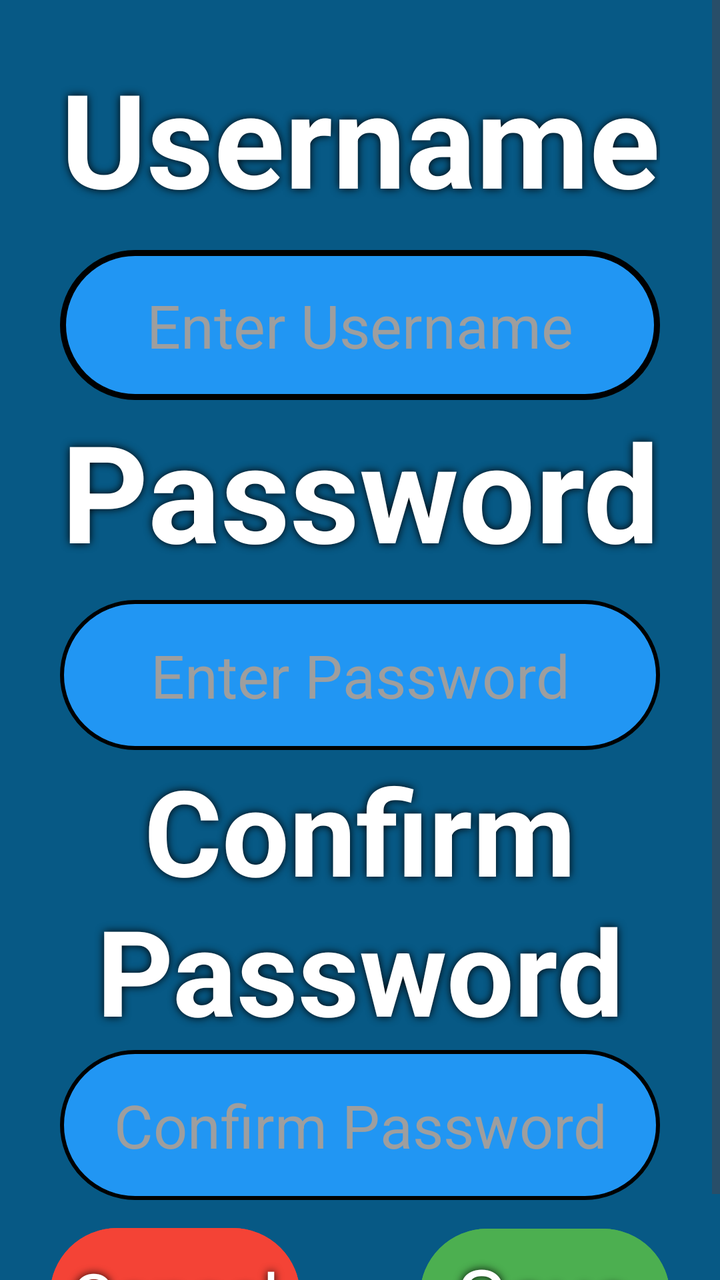
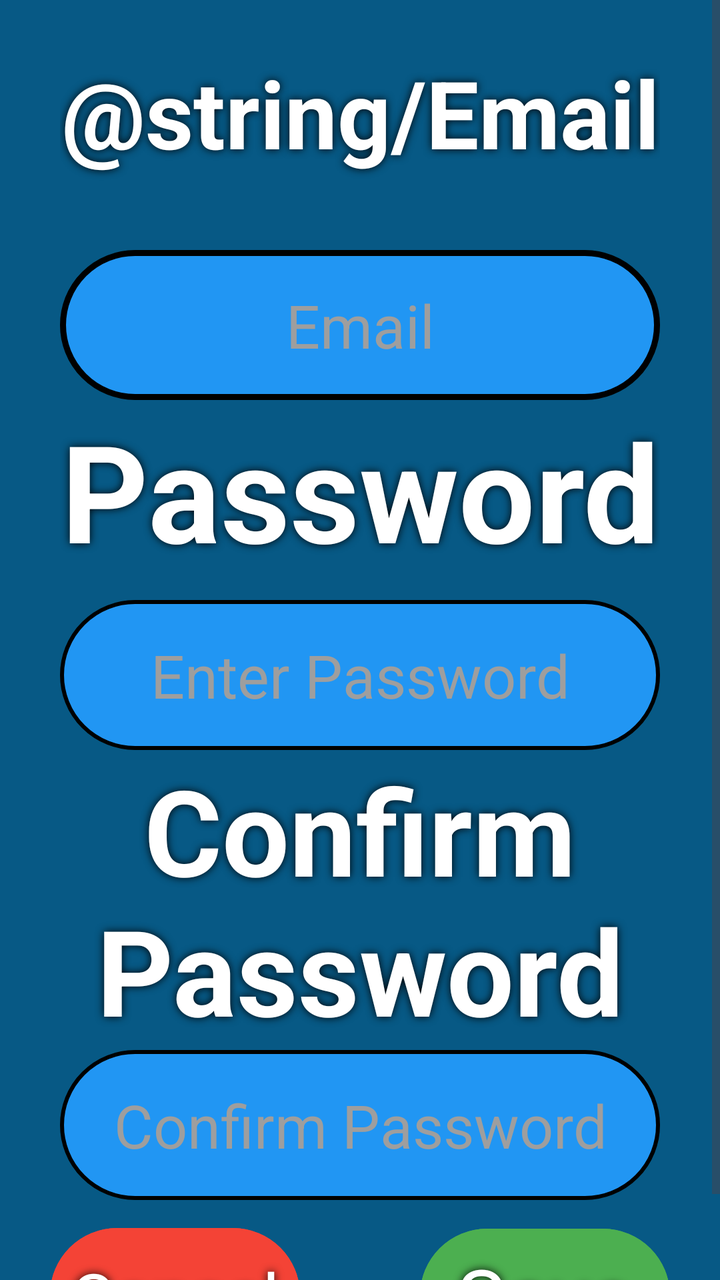

Before-and-after screenshots of an Android layout around one commit, followed by the original layout XML and the change that was made.
<!-- AndroidManifest.xml: application theme Theme.KracKShacKBanking -->
<!-- res/layout/register.xml -->
<?xml version="1.0" encoding="utf-8"?>
<androidx.constraintlayout.widget.ConstraintLayout xmlns:android="http://schemas.android.com/apk/res/android"
    xmlns:app="http://schemas.android.com/apk/res-auto"
    xmlns:tools="http://schemas.android.com/tools"
    android:layout_width="match_parent"
    android:layout_height="match_parent"
    android:background="@color/maincolour">

    <ScrollView
        android:layout_width="match_parent"
        android:layout_height="match_parent"
        app:layout_constraintBottom_toBottomOf="parent"
        app:layout_constraintEnd_toEndOf="parent"
        app:layout_constraintStart_toStartOf="parent"
        app:layout_constraintTop_toTopOf="parent">

        <LinearLayout
            android:layout_width="match_parent"
            android:layout_height="wrap_content"
            android:orientation="vertical" >

            <TextView
                android:id="@+id/txtCategory"
                android:layout_marginTop="25dp"
                android:layout_gravity="center"
                android:layout_width="300dp"
                android:layout_height="100dp"
                android:autoSizeTextType="uniform"
                android:elevation="4dp"
                android:shadowColor="@color/black"
                android:shadowDx="0.0"
                android:shadowDy="0.0"
                android:shadowRadius="10.0"
                android:text="@string/Username"
                android:textAlignment="center"
                android:textColor="@color/white"
                android:textStyle="bold"/>

            <EditText
                android:id="@+id/txtUsernameInput"
                android:layout_width="300dp"
                android:layout_height="75dp"
                android:layout_gravity="center"
                android:layout_marginTop="0dp"
                android:background="@drawable/format_button"
                android:gravity="center"
                android:hint="@string/Username"
                android:inputType="text"
                android:paddingStart="10dp"
                android:paddingTop="10dp"
                android:paddingEnd="10dp"
                android:paddingBottom="10dp"
                android:text="@string/EnterUsername"
                android:textColor="@color/text_hint"
                android:textColorHint="@color/text_hint"
                android:textSize="30sp" />

            <TextView
                android:id="@+id/txtPassword"
                android:layout_width="300dp"
                android:layout_height="100dp"
                android:layout_gravity="center"
                android:layout_marginTop="0dp"
                android:autoSizeTextType="uniform"
                android:elevation="4dp"
                android:shadowColor="@color/black"
                android:shadowDx="0.0"
                android:shadowDy="0.0"
                android:shadowRadius="10.0"
                android:text="@string/Password"
                android:textAlignment="center"
                android:textColor="@color/white"
                android:textStyle="bold"/>

            <EditText
                android:id="@+id/txtPasswordInput"
                android:layout_width="300dp"
                android:layout_height="75dp"
                android:layout_gravity="center"
                android:layout_marginTop="0dp"
                android:background="@drawable/format_text_input"
                android:gravity="center"
                android:hint="@string/password_input_hint"
                android:inputType="textPassword"
                android:paddingStart="10dp"
                android:paddingTop="10dp"
                android:paddingEnd="10dp"
                android:paddingBottom="10dp"
                android:textColor="@color/text_hint"
                android:textColorHint="@color/text_hint"
                android:textSize="30sp" />

            <TextView
                android:id="@+id/txtConfirmPassword"
                android:layout_width="300dp"
                android:layout_height="150dp"
                android:layout_gravity="center"
                android:layout_marginTop="0dp"
                android:autoSizeTextType="uniform"
                android:elevation="4dp"
                android:shadowColor="@color/black"
                android:shadowDx="0.0"
                android:shadowDy="0.0"
                android:shadowRadius="10.0"
                android:text="@string/confirm_password"
                android:textAlignment="center"
                android:textColor="@color/white"
                android:textStyle="bold" />

            <EditText
                android:id="@+id/txtConfirmPasswordInput"
                android:layout_width="300dp"
                android:layout_height="75dp"
                android:layout_gravity="center"
                android:layout_marginTop="0dp"
                android:background="@drawable/format_text_input"
                android:gravity="center"
                android:hint="@string/confirm_password_input_hint"
                android:inputType="textPassword"
                android:textColor="@color/text_hint"
                android:textColorHint="@color/text_hint"
                android:textSize="30sp" />

            <Button
                android:id="@+id/btnCancel"
                android:layout_width="125dp"
                android:layout_height="75dp"
                android:layout_gravity="start"
                android:layout_marginStart="25dp"
                android:layout_marginTop="10dp"
                android:backgroundTint="@color/red" />

            <Button
                android:id="@+id/btnEnter"
                android:layout_width="125dp"
                android:layout_height="75dp"
                android:layout_gravity="end"
                android:layout_marginEnd="25dp"
                android:layout_marginTop="-75dp"
                android:backgroundTint="@color/green" />

            <TextView
                android:id="@+id/btnCancelText"
                android:layout_width="125dp"
                android:layout_height="75dp"
                android:layout_gravity="start"
                android:layout_marginStart="25dp"
                android:layout_marginTop="-75dp"
                android:autoSizeTextType="uniform"
                android:background="@drawable/format_button_text"
                android:elevation="5dp"
                android:gravity="center"
                android:paddingStart="10dp"
                android:paddingTop="10dp"
                android:paddingEnd="10dp"
                android:paddingBottom="10dp"
                android:shadowColor="@color/black"
                android:shadowDx="0.0"
                android:shadowDy="0.0"
                android:shadowRadius="10.0"
                android:text="@string/cancel"
                android:textColor="@color/white" />

            <TextView
                android:id="@+id/btnEnterText"
                android:layout_width="125dp"
                android:layout_height="75dp"
                android:layout_gravity="end"
                android:layout_marginEnd="25dp"
                android:layout_marginTop="-75dp"
                android:autoSizeTextType="uniform"
                android:background="@drawable/format_button_text"
                android:elevation="5dp"
                android:gravity="center"
                android:paddingStart="10dp"
                android:paddingTop="10dp"
                android:paddingEnd="10dp"
                android:paddingBottom="10dp"
                android:shadowColor="@color/black"
                android:shadowDx="0.0"
                android:shadowDy="0.0"
                android:shadowRadius="10.0"
                android:text="@string/save"
                android:textColor="@color/white" />
        </LinearLayout>
    </ScrollView>

</androidx.constraintlayout.widget.ConstraintLayout>
<!-- resources referenced by this layout -->
<resources>
  <color name="black">#000000</color>
  <color name="green">#4CAF50</color>
  <color name="maincolour">#075985</color>
  <color name="red">#F44336</color>
  <color name="text_hint">#9E9E9E</color>
  <color name="white">#FFFFFF</color>
  <!-- drawable format_button (drawable) -->
  <?xml version="1.0" encoding="utf-8"?>
  <selector xmlns:android="http://schemas.android.com/apk/res/android">
      <item android:state_enabled="true">
          <shape android:shape="rectangle">
              <solid android:color="@color/primary" />
              <stroke
                  android:width="3dp"
                  android:color="@color/black" />
              <corners android:radius="50dp" />
              <padding
                  android:left="50dp"
                  android:top="50dp"
                  android:right="50dp"
                  android:bottom="50dp" />
          </shape>
      </item>
  </selector>
  <!-- drawable format_button_text (drawable) -->
  <?xml version="1.0" encoding="utf-8"?>
  <layer-list xmlns:android="http://schemas.android.com/apk/res/android">
      <item
          android:bottom="4dp"
          android:left="4dp"
          android:right="4dp"
          android:top="4dp">
          <shape android:shape="rectangle">
              <solid android:color="@color/transparent" />
              <corners android:radius="30dp" />
              <padding
                  android:bottom="50dp"
                  android:left="50dp"
                  android:right="50dp"
                  android:top="50dp" />
          </shape>
      </item>
  </layer-list>
  <!-- drawable format_text_input (drawable) -->
  <?xml version="1.0" encoding="utf-8"?>
  <shape xmlns:android="http://schemas.android.com/apk/res/android"
      android:shape="rectangle">
      <solid android:color="@color/primary" />
      <stroke
          android:width="2dp"
          android:color="@color/black" />
      <corners android:radius="50dp" />
  </shape>
  <string name="EnterUsername">Enter Username</string>
  <string name="Password">Password</string>
  <string name="Username">Username</string>
  <string name="cancel">Cancel</string>
  <string name="confirm_password">Confirm Password</string>
  <string name="confirm_password_input_hint">Confirm Password</string>
  <string name="password_input_hint">Enter Password</string>
  <string name="save">Save</string>
  <style name="Theme.KracKShacKBanking" parent="Theme.Material3.DayNight.NoActionBar">
          <item name="colorPrimary">@color/primary</item>
          <item name="colorPrimaryVariant">@color/primary_dark</item>
          <item name="colorOnPrimary">@color/white</item>
          <item name="colorSecondary">@color/secondary</item>
          <item name="colorSecondaryVariant">@color/secondary_dark</item>
          <item name="colorOnSecondary">@color/black</item>
          <item name="android:statusBarColor">@color/primary</item>
          <item name="android:navigationBarColor">@color/primary</item>
          <item name="android:windowLightStatusBar">false</item>
  
      </style>
  <color name="primary">#2196F3</color>
  <color name="transparent">#00000000</color>
  <color name="primary_dark">#1976D2</color>
  <color name="secondary">#FFC107</color>
  <color name="secondary_dark">#FFA000</color>
</resources>

<!-- the commit's change to res/layout/register.xml (unified diff, before → after) -->
@@ -31,26 +31,26 @@
                 android:shadowDx="0.0"
                 android:shadowDy="0.0"
                 android:shadowRadius="10.0"
-                android:text="@string/Username"
+                android:text="@string/Email"
                 android:textAlignment="center"
                 android:textColor="@color/white"
                 android:textStyle="bold"/>
 
             <EditText
-                android:id="@+id/txtUsernameInput"
+                android:id="@+id/txtEmailInput"
                 android:layout_width="300dp"
                 android:layout_height="75dp"
                 android:layout_gravity="center"
                 android:layout_marginTop="0dp"
                 android:background="@drawable/format_button"
                 android:gravity="center"
-                android:hint="@string/Username"
+                android:hint="@string/email"
                 android:inputType="text"
                 android:paddingStart="10dp"
                 android:paddingTop="10dp"
                 android:paddingEnd="10dp"
                 android:paddingBottom="10dp"
-                android:text="@string/EnterUsername"
+                android:text="@string/email"
                 android:textColor="@color/text_hint"
                 android:textColorHint="@color/text_hint"
                 android:textSize="30sp" />
<!-- resource entries referenced after the edit -->
@@ -53,12 +53,11 @@
           android:color="@color/black" />
       <corners android:radius="50dp" />
   </shape>
-  <string name="EnterUsername">Enter Username</string>
   <string name="Password">Password</string>
-  <string name="Username">Username</string>
   <string name="cancel">Cancel</string>
   <string name="confirm_password">Confirm Password</string>
   <string name="confirm_password_input_hint">Confirm Password</string>
+  <string name="email">Email</string>
   <string name="password_input_hint">Enter Password</string>
   <string name="save">Save</string>
   <style name="Theme.KracKShacKBanking" parent="Theme.Material3.DayNight.NoActionBar">
